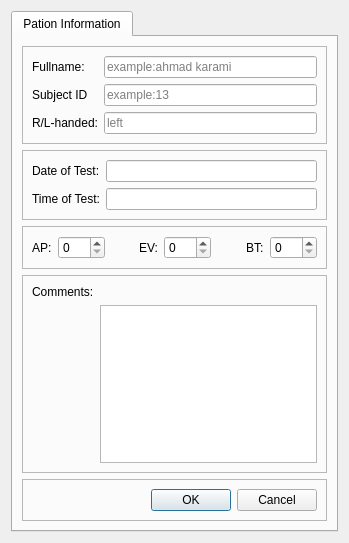
This is project/src/patent.ui in marrahseg/SegalNcps as Qt 5 draws it before an edit. The edited form follows.
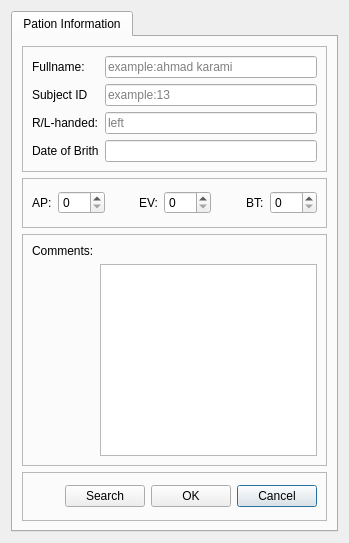
This is the edited form.

The edit to the form file:
```diff
--- a/project/src/patent.ui
+++ b/project/src/patent.ui
@@ -87,38 +87,16 @@
             </property>
            </widget>
           </item>
-         </layout>
-        </widget>
-       </item>
-       <item>
-        <widget class="QFrame" name="frame_2">
-         <property name="frameShape">
-          <enum>QFrame::StyledPanel</enum>
-         </property>
-         <property name="frameShadow">
-          <enum>QFrame::Raised</enum>
-         </property>
-         <layout class="QGridLayout" name="gridLayout_2">
-          <item row="1" column="1">
-           <widget class="QLineEdit" name="TimeofTest"/>
-          </item>
-          <item row="1" column="0">
-           <widget class="QLabel" name="label_3">
-            <property name="text">
-             <string>Time of Test:</string>
-            </property>
-           </widget>
-          </item>
-          <item row="0" column="1">
-           <widget class="QLineEdit" name="DateOfTest"/>
-          </item>
-          <item row="0" column="0">
+          <item row="4" column="0">
            <widget class="QLabel" name="label_2">
             <property name="text">
-             <string>Date of Test:</string>
+             <string>Date of Brith</string>
             </property>
            </widget>
           </item>
+          <item row="4" column="2">
+           <widget class="QLineEdit" name="DateOfBrith"/>
+          </item>
          </layout>
         </widget>
        </item>
@@ -240,20 +218,20 @@
           <enum>QFrame::Raised</enum>
          </property>
          <layout class="QGridLayout" name="gridLayout_5">
-          <item row="0" column="1">
-           <widget class="QPushButton" name="OKButton">
-            <property name="text">
-             <string>OK</string>
-            </property>
-           </widget>
-          </item>
-          <item row="0" column="2">
+          <item row="0" column="3">
            <widget class="QPushButton" name="CancelButton">
             <property name="text">
              <string>Cancel</string>
             </property>
            </widget>
           </item>
+          <item row="0" column="2">
+           <widget class="QPushButton" name="OKButton1">
+            <property name="text">
+             <string>OK</string>
+            </property>
+           </widget>
+          </item>
           <item row="0" column="0">
            <spacer name="horizontalSpacer">
             <property name="orientation">
@@ -267,6 +245,13 @@
             </property>
            </spacer>
           </item>
+          <item row="0" column="1">
+           <widget class="QPushButton" name="SearchButton">
+            <property name="text">
+             <string>Search</string>
+            </property>
+           </widget>
+          </item>
          </layout>
         </widget>
        </item>
```
Left out of the diff: 16 changed lines with no effect on the pictures.
